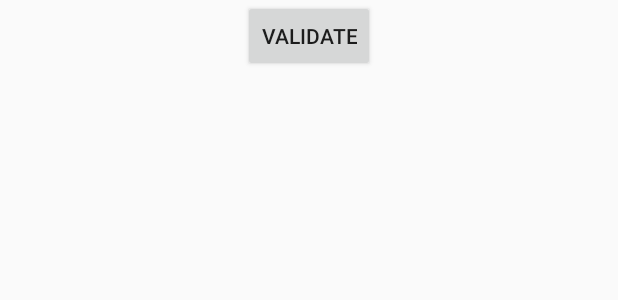
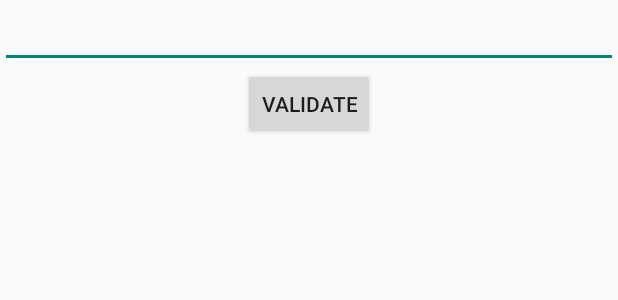
Before and after one commit to artur-braga/Einkaufsliste, an Android app: the layout scanner_activity.xml on its own in the app's theme, with its tools: preview values and no code run, on a phone screen of 412 x 824 dp. Shown: the top 300 px of the screen. Run offline under Robolectric (Android 15) with nearby library versions, the phone set to English and light mode, and no system bars.

Commit message:
ListViewSwipe class
Creation of the listviewswipe class to make it independant from the main

```diff
--- a/Einkaufsliste/app/src/main/res/layout/activity_main.xml
+++ b/Einkaufsliste/app/src/main/res/layout/activity_main.xml
@@ -5,11 +5,11 @@
     android:paddingTop="@dimen/activity_vertical_margin"
     android:paddingBottom="@dimen/activity_vertical_margin" tools:context=".MainActivity">
 
-    <ListView
+    <com.beardmix.mathieu.einkaufsliste.ListViewSwipe
         android:id="@+id/list"
         android:layout_height="wrap_content"
         android:layout_width="match_parent">
-    </ListView>
+    </com.beardmix.mathieu.einkaufsliste.ListViewSwipe>
 
     <ImageButton
         android:id="@+id/fab"
--- a/Einkaufsliste/app/src/main/res/layout/scanner_activity.xml
+++ b/Einkaufsliste/app/src/main/res/layout/scanner_activity.xml
@@ -2,6 +2,14 @@
 <LinearLayout xmlns:android="http://schemas.android.com/apk/res/android"
     android:orientation="vertical" android:layout_width="match_parent"
     android:layout_height="match_parent">
+
+    <EditText
+        android:layout_width="match_parent"
+        android:layout_height="wrap_content"
+        android:inputType="numberDecimal"
+        android:ems="10"
+        android:id="@+id/price_field"
+        android:layout_gravity="center_horizontal" />
 
     <Button
         android:layout_width="wrap_content"
```
Also changed, not shown: Einkaufsliste/app/src/main/java/com/beardmix/mathieu/einkaufsliste/ListViewSwipe.java (added, +53 -0 lines), Einkaufsliste/app/src/main/java/com/beardmix/mathieu/einkaufsliste/MainActivity.java (+10 -60 lines), Einkaufsliste/app/src/main/java/com/beardmix/mathieu/einkaufsliste/ScannerActivity.java (+9 -2 lines).
